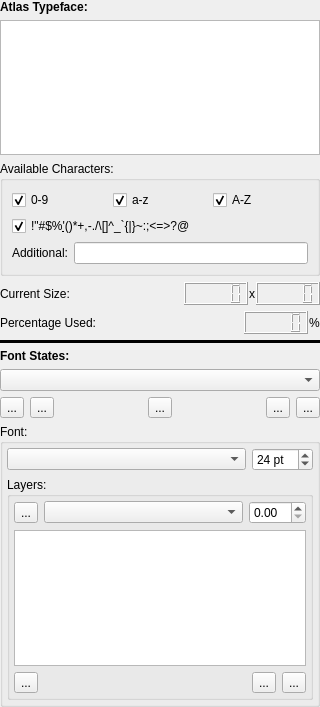
This is DesignerTool/src/Font/FontWidget.ui in GameOverture/HarmonyEngine as Qt 5 draws it before an edit. The edited form follows.
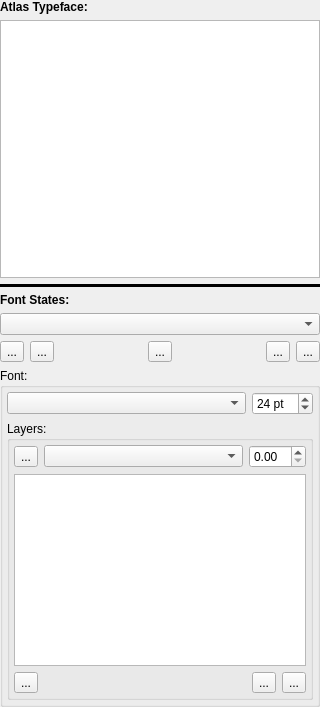
This is the edited form. Icons and pictures are not drawn. Custom widgets are drawn as their Qt base class.

Commit message: Font typeface now use properties tree instead of various widgets

Patch:
```diff
--- a/DesignerTool/src/Font/FontWidget.ui
+++ b/DesignerTool/src/Font/FontWidget.ui
@@ -42,181 +42,6 @@
    <item>
     <widget class="PropertiesTreeView" name="typefaceProperties"/>
    </item>
-   <item>
-    <widget class="QGroupBox" name="grpAvailableChars">
-     <property name="title">
-      <string>Available Characters:</string>
-     </property>
-     <layout class="QVBoxLayout" name="verticalLayout">
-      <item>
-       <layout class="QHBoxLayout" name="horizontalLayout_3">
-        <item>
-         <widget class="QCheckBox" name="chk_09">
-          <property name="text">
-           <string>0-9</string>
-          </property>
-          <property name="checked">
-           <bool>true</bool>
-          </property>
-         </widget>
-        </item>
-        <item>
-         <widget class="QCheckBox" name="chk_az">
-          <property name="text">
-           <string>a-z</string>
-          </property>
-          <property name="checked">
-           <bool>true</bool>
-          </property>
-         </widget>
-        </item>
-        <item>
-         <widget class="QCheckBox" name="chk_AZ">
-          <property name="text">
-           <string>A-Z</string>
-          </property>
-          <property name="checked">
-           <bool>true</bool>
-          </property>
-         </widget>
-        </item>
-       </layout>
-      </item>
-      <item>
-       <widget class="QCheckBox" name="chk_symbols">
-        <property name="text">
-         <string>!&quot;#$%&amp;'()*+,-./\[]^_`{|}~:;&lt;=&gt;?@</string>
-        </property>
-        <property name="checked">
-         <bool>true</bool>
-        </property>
-       </widget>
-      </item>
-      <item>
-       <layout class="QHBoxLayout" name="horizontalLayout_7">
-        <item>
-         <widget class="QLabel" name="label_4">
-          <property name="text">
-           <string>Additional:</string>
-          </property>
-         </widget>
-        </item>
-        <item>
-         <widget class="QLineEdit" name="txtAdditionalSymbols">
-          <property name="text">
-           <string/>
-          </property>
-         </widget>
-        </item>
-       </layout>
-      </item>
-     </layout>
-    </widget>
-   </item>
-   <item>
-    <layout class="QHBoxLayout" name="horizontalLayout_2">
-     <property name="spacing">
-      <number>1</number>
-     </property>
-     <property name="leftMargin">
-      <number>0</number>
-     </property>
-     <property name="rightMargin">
-      <number>0</number>
-     </property>
-     <item>
-      <widget class="QLabel" name="label_7">
-       <property name="text">
-        <string>Current Size:</string>
-       </property>
-      </widget>
-     </item>
-     <item>
-      <spacer name="horizontalSpacer_3">
-       <property name="orientation">
-        <enum>Qt::Horizontal</enum>
-       </property>
-       <property name="sizeHint" stdset="0">
-        <size>
-         <width>40</width>
-         <height>20</height>
-        </size>
-       </property>
-      </spacer>
-     </item>
-     <item>
-      <widget class="QLCDNumber" name="lcdCurTexWidth">
-       <property name="digitCount">
-        <number>5</number>
-       </property>
-      </widget>
-     </item>
-     <item>
-      <widget class="QLabel" name="label_8">
-       <property name="text">
-        <string>x</string>
-       </property>
-      </widget>
-     </item>
-     <item>
-      <widget class="QLCDNumber" name="lcdCurTexHeight">
-       <property name="digitCount">
-        <number>5</number>
-       </property>
-      </widget>
-     </item>
-    </layout>
-   </item>
-   <item>
-    <layout class="QHBoxLayout" name="horizontalLayout">
-     <property name="spacing">
-      <number>1</number>
-     </property>
-     <property name="leftMargin">
-      <number>0</number>
-     </property>
-     <property name="rightMargin">
-      <number>0</number>
-     </property>
-     <item>
-      <widget class="QLabel" name="label_3">
-       <property name="text">
-        <string>Percentage Used:</string>
-       </property>
-      </widget>
-     </item>
-     <item>
-      <spacer name="horizontalSpacer_2">
-       <property name="orientation">
-        <enum>Qt::Horizontal</enum>
-       </property>
-       <property name="sizeHint" stdset="0">
-        <size>
-         <width>40</width>
-         <height>20</height>
-        </size>
-       </property>
-      </spacer>
-     </item>
-     <item>
-      <widget class="QLCDNumber" name="lcdPercentageUsed">
-       <property name="digitCount">
-        <number>5</number>
-       </property>
-       <property name="value" stdset="0">
-        <double>0.000000000000000</double>
-       </property>
-      </widget>
-     </item>
-     <item>
-      <widget class="QLabel" name="label_2">
-       <property name="text">
-        <string>%</string>
-       </property>
-      </widget>
-     </item>
-    </layout>
-   </item>
    <item>
     <widget class="Line" name="line_3">
      <property name="frameShadow">
```
The commit also changes 13 other files.
